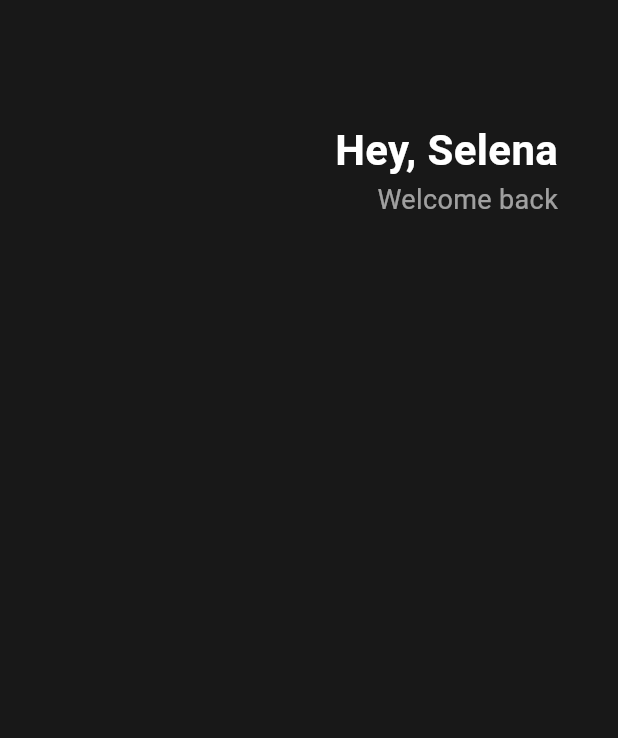
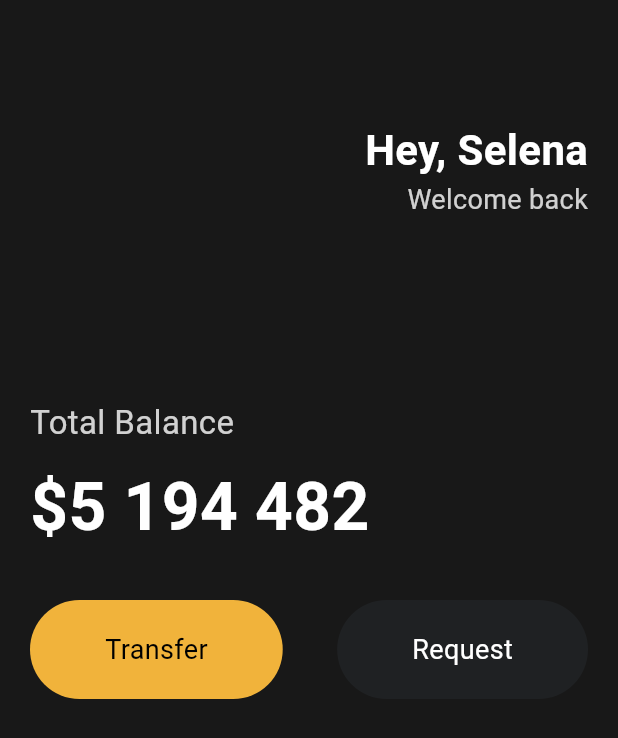
Before and after one commit to sangwl9/flutter-for-beginners, a Flutter app: the screen it shows after launch, on a phone screen of 412 x 824 dp. Shown: the top 738 px of the screen. Run offline on Flutter 3.47's test engine with Material 3 defaults, Android fonts, the phone set to English and light mode, and no system bars.

Commit message:
3.5 Reusable Widgets

```diff
--- a/toonflix/lib/main.dart
+++ b/toonflix/lib/main.dart
@@ -1,18 +1,22 @@
 import 'package:flutter/material.dart';
+import 'package:toonflix/widgets/button.dart';
 
 void main() {
   runApp(App());
 }
 
 class App extends StatelessWidget {
+  const App({super.key});
+
   @override
   Widget build(BuildContext context) {
     return MaterialApp(
       home: Scaffold(
         backgroundColor: Color(0xFF181818),
         body: Padding(
-          padding: EdgeInsets.symmetric(horizontal: 40),
+          padding: EdgeInsets.symmetric(horizontal: 20),
           child: Column(
+            crossAxisAlignment: CrossAxisAlignment.start,
             children: [
               SizedBox(height: 80),
               Row(
@@ -32,11 +36,44 @@
                       Text(
                         'Welcome back',
                         style: TextStyle(
-                          color: Colors.white.withAlpha(150),
+                          color: Color.fromRGBO(255, 255, 255, 0.8),
                           fontSize: 18,
                         ),
                       ),
                     ],
+                  ),
+                ],
+              ),
+              SizedBox(height: 120),
+              Text(
+                'Total Balance',
+                style: TextStyle(
+                  fontSize: 22,
+                  color: Color.fromRGBO(255, 255, 255, 0.8),
+                ),
+              ),
+              SizedBox(height: 10),
+              Text(
+                '\$5 194 482',
+                style: TextStyle(
+                  fontSize: 44,
+                  fontWeight: FontWeight.w600,
+                  color: Color.fromRGBO(255, 255, 255, 1),
+                ),
+              ),
+              SizedBox(height: 30),
+              Row(
+                mainAxisAlignment: MainAxisAlignment.spaceBetween,
+                children: [
+                  Button(
+                    text: 'Transfer',
+                    bgColor: Color(0xFFF1B33B),
+                    textColor: Colors.black,
+                  ),
+                  Button(
+                    text: 'Request',
+                    bgColor: Color(0xFF1F2123),
+                    textColor: Colors.white,
                   ),
                 ],
               ),
--- /dev/null
+++ b/toonflix/lib/widgets/button.dart
@@ -0,0 +1,28 @@
+import 'package:flutter/material.dart';
+
+class Button extends StatelessWidget {
+  final String text;
+  final Color bgColor;
+  final Color textColor;
+
+  const Button({
+    super.key,
+    required this.text,
+    required this.bgColor,
+    required this.textColor,
+  });
+
+  @override
+  Widget build(BuildContext context) {
+    return Container(
+      decoration: BoxDecoration(
+        color: bgColor,
+        borderRadius: BorderRadius.circular(45),
+      ),
+      child: Padding(
+        padding: EdgeInsets.symmetric(horizontal: 50, vertical: 20),
+        child: Text(text, style: TextStyle(color: textColor, fontSize: 18)),
+      ),
+    );
+  }
+}
```
